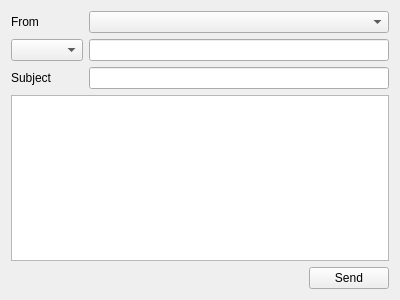
This is Gui/ComposeWidget.ui in jktjkt/trojita as Qt 5 draws it before an edit. The edited form follows.
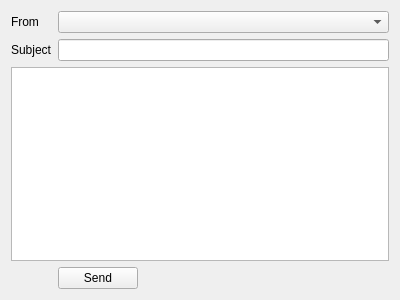
This is the edited form.

Commit message: Integrate the recipient selection to the UI

```diff
--- a/Gui/ComposeWidget.ui
+++ b/Gui/ComposeWidget.ui
@@ -13,7 +13,7 @@
   <property name="windowTitle">
    <string>Form</string>
   </property>
-  <layout class="QGridLayout" name="gridLayout">
+  <layout class="QFormLayout" name="formLayout">
    <item row="0" column="0">
     <widget class="QLabel" name="fromLabel">
      <property name="text">
@@ -27,16 +27,10 @@
    <item row="0" column="1">
     <widget class="QComboBox" name="sender"/>
    </item>
-   <item row="1" column="0">
-    <widget class="QComboBox" name="firstRecipientRole"/>
-   </item>
-   <item row="1" column="1">
-    <widget class="QLineEdit" name="firstRecipientAddress"/>
-   </item>
-   <item row="3" column="0" colspan="2">
+   <item row="2" column="0" colspan="2">
     <widget class="QTextEdit" name="mailText"/>
    </item>
-   <item row="4" column="1">
+   <item row="3" column="1">
     <widget class="QPushButton" name="sendButton">
      <property name="sizePolicy">
       <sizepolicy hsizetype="Fixed" vsizetype="Fixed">
@@ -52,14 +46,14 @@
      </property>
     </widget>
    </item>
-   <item row="2" column="0">
+   <item row="1" column="0">
     <widget class="QLabel" name="subjectLabel">
      <property name="text">
       <string>Subject</string>
      </property>
     </widget>
    </item>
-   <item row="2" column="1">
+   <item row="1" column="1">
     <widget class="QLineEdit" name="subject"/>
    </item>
   </layout>
```
The commit also changes 2 other files.
